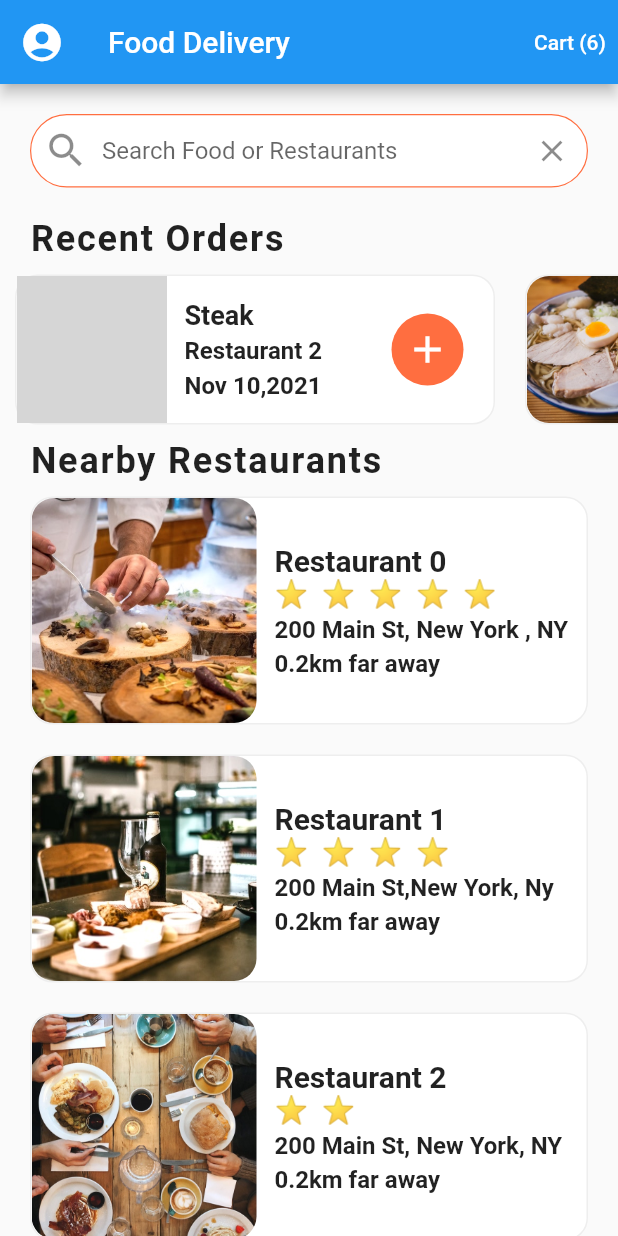
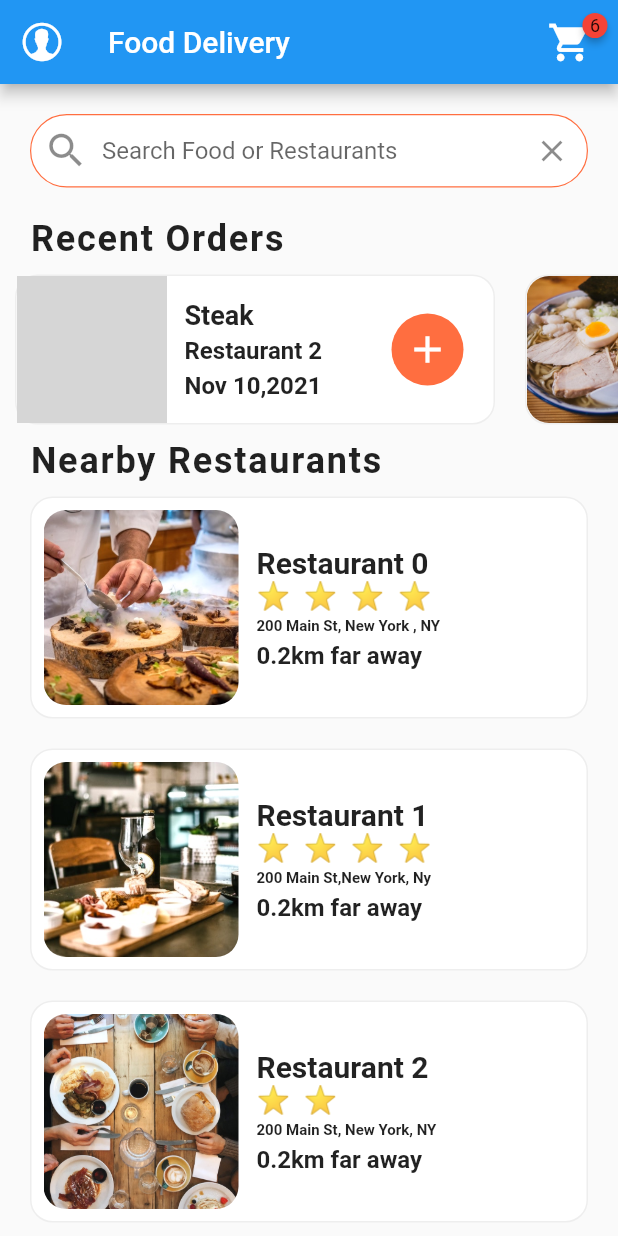
Before and after one commit to Sifuln/fooddelivary_ui_204, a Flutter app: the screen it shows after launch, on a phone screen of 412 x 824 dp. Run offline on Flutter 3.47's test engine with Material 2 defaults, Android fonts, the phone set to English and light mode, and no system bars; drawn by our look-alikes of badges; grey boxes are pictures that could not be loaded.

Commit message:
ui completed

```diff
--- a/lib/data/data.dart
+++ b/lib/data/data.dart
@@ -18,7 +18,7 @@ final _restaurant0 = Restaurant(
   imageUrl: 'images/restaurant0.jpg',
   name: 'Restaurant 0',
   address: '200 Main St, New York , NY',
-  rating: 5,
+  rating: 4,
   menu:[_burrito,_steak,_pasta,_ramen,_pancakes,_burger,_pizza,_salmon],
 );
 
--- a/lib/screens/cartscreen.dart
+++ b/lib/screens/cartscreen.dart
@@ -134,6 +134,7 @@ class _HomeState extends State<Home> {
     });
     return Scaffold(
       appBar: AppBar(
+        leading: IconButton(icon:Icon(Icons.arrow_back_ios_new,),onPressed: (){},),
         title: Text('Cart (${currentUser.cart.length})'),
       ),
       body: ListView.separated(
--- a/lib/screens/homescreen.dart
+++ b/lib/screens/homescreen.dart
@@ -1,3 +1,4 @@
+import 'package:flutter/cupertino.dart';
 import 'package:flutter/material.dart';
 import 'package:food_delivary_ui_204/data/data.dart';
 import 'package:food_delivary_ui_204/models/restaurant.dart';
@@ -5,6 +6,7 @@ import 'package:food_delivary_ui_204/screens/cartscreen.dart';
 import 'package:food_delivary_ui_204/screens/restaurant_screen.dart';
 import 'package:food_delivary_ui_204/widgets/rating_order.dart';
 import 'package:food_delivary_ui_204/widgets/recentorders.dart';
+import 'package:badges/badges.dart';
 
 class HomeScreen extends StatefulWidget {
   const HomeScreen({Key? key}) : super(key: key);
@@ -34,6 +36,8 @@ class _HomeScreenState extends State<HomeScreen> {
                    color: (Colors.grey[200])!,
                  )
              ),
+             child: Padding(
+               padding: const EdgeInsets.all(8.0),
                child: Row(
                  children: [
                    ClipRRect(
@@ -41,8 +45,8 @@ class _HomeScreenState extends State<HomeScreen> {
                      child: Hero(
                        tag: restaurant.imageUrl,
                        child: Image(
-                       height: 150.0,
-                       width: 150.0,
+                         height: 130.0,
+                         width: 130.0,
                          image: AssetImage(restaurant.imageUrl),
                          fit: BoxFit.cover,
                        ),
@@ -67,7 +71,7 @@ class _HomeScreenState extends State<HomeScreen> {
                          ),
                          Text(restaurant.address,
                          style: TextStyle(
-                         fontSize: 16.0,
+                           fontSize: 10.0,
                            fontWeight: FontWeight.w600
                          ),
                            overflow: TextOverflow.ellipsis,
@@ -84,6 +88,7 @@ class _HomeScreenState extends State<HomeScreen> {
                      ),
                    )
                  ],
+               ),
              )
            ),
          )
@@ -98,7 +103,7 @@ class _HomeScreenState extends State<HomeScreen> {
     return Scaffold(
       appBar: AppBar(
         leading: IconButton(
-          icon: Icon(Icons.account_circle),
+          icon: Icon(CupertinoIcons.person_alt_circle),
           iconSize: 30.0,
           onPressed: (){},
         ),
@@ -110,11 +115,11 @@ class _HomeScreenState extends State<HomeScreen> {
                 MaterialPageRoute(
                     builder: (_) => CartScreen())
               ),
-              child: Text(
-            'Cart (${currentUser.cart.length})',
-             style: TextStyle(
-               color: Colors.white
-             ),
+              child: Badge(
+      badgeContent: Text('6',style: TextStyle(
+        fontSize: 12
+      ),),
+      child: Icon(Icons.shopping_cart,size: 30,color: Colors.white,),
           ))
         ],
       ),
--- a/pubspec.yaml
+++ b/pubspec.yaml
@@ -24,7 +24,7 @@ dependencies:
   flutter:
     sdk: flutter
 
-
+  badges: ^2.0.1
   # The following adds the Cupertino Icons font to your application.
   # Use with the CupertinoIcons class for iOS style icons.
   cupertino_icons: ^1.0.2
```
Also changed, not shown: lib/screens/restaurant_screen.dart (+5 -2 lines), pubspec.lock. Lines whose indentation alone changed are shown as unchanged.
